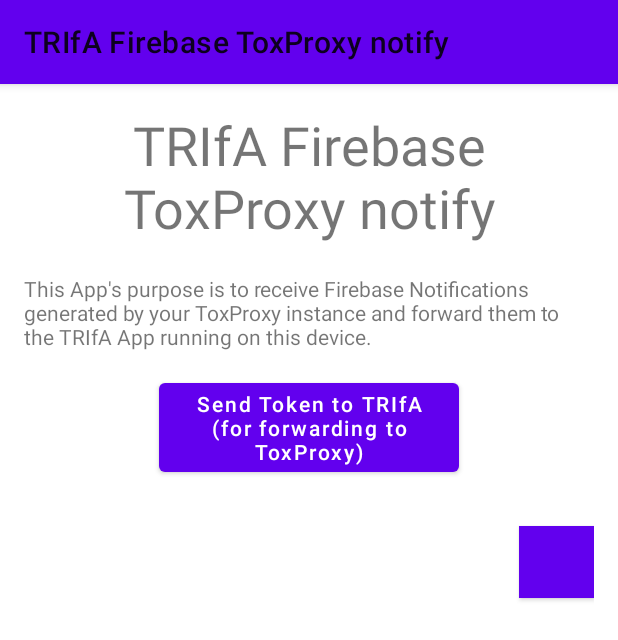
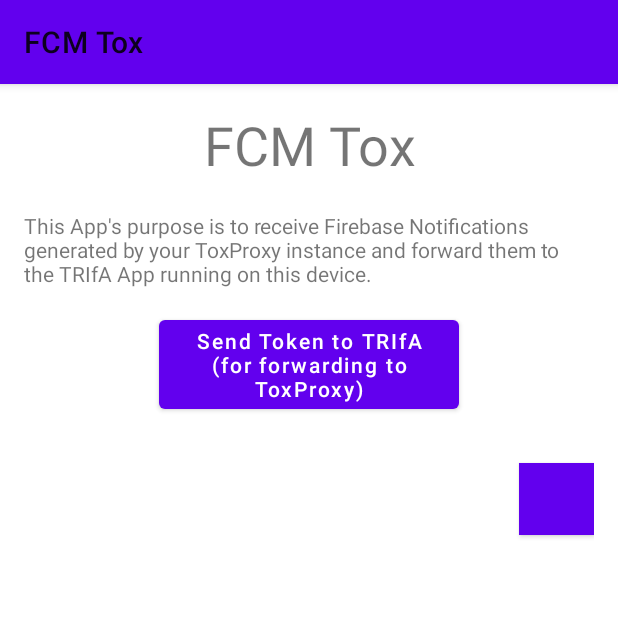
Before and after one commit to zoff99/tox_push_msg_app, an Android app: the screen it shows after launch (MainActivity), on a phone screen of 412 x 824 dp. Shown: the top 640 px of the screen. Run offline under Robolectric (Android 15) with nearby library versions, the phone set to English and light mode, and no system bars.

Commit message:
WIP: change app name, to make it different from TRIfA.

```diff
--- a/app/src/main/res/values/strings.xml
+++ b/app/src/main/res/values/strings.xml
@@ -1,5 +1,5 @@
 <resources>
-    <string name="app_name">TRIfA Firebase ToxProxy notify</string>
+    <string name="app_name">FCM Tox</string>
     <string name="quickstart_message">This App\'s purpose is to receive Firebase Notifications generated by your ToxProxy instance and forward them to the TRIfA App running on this device.</string>
     <string name="log_token">Send Token to TRIfA (for forwarding to ToxProxy)</string>
 
```
